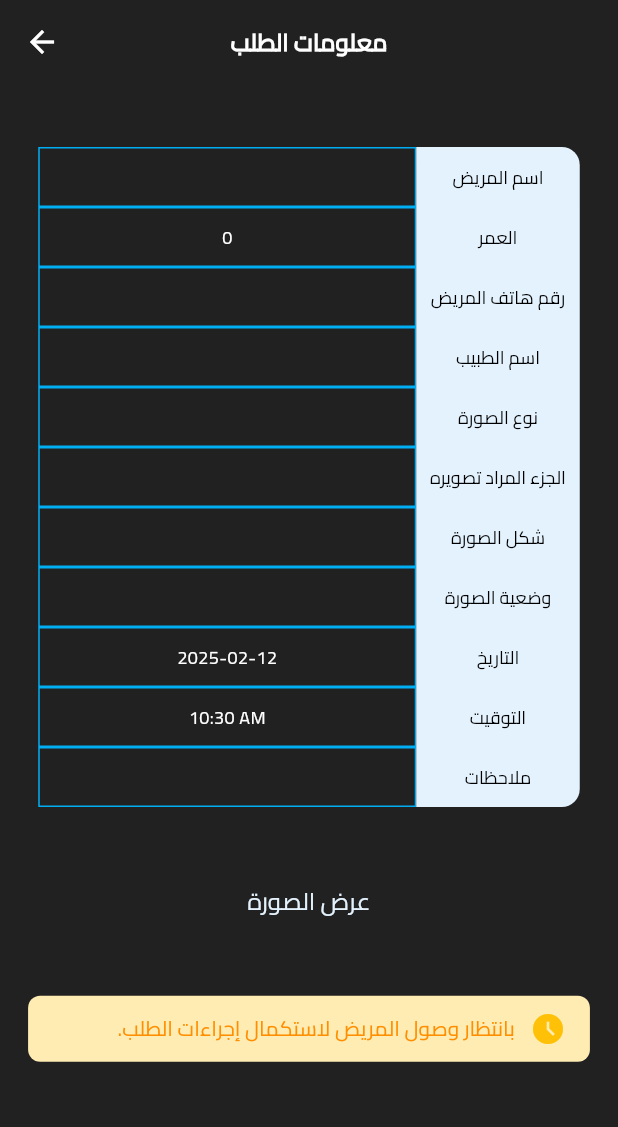
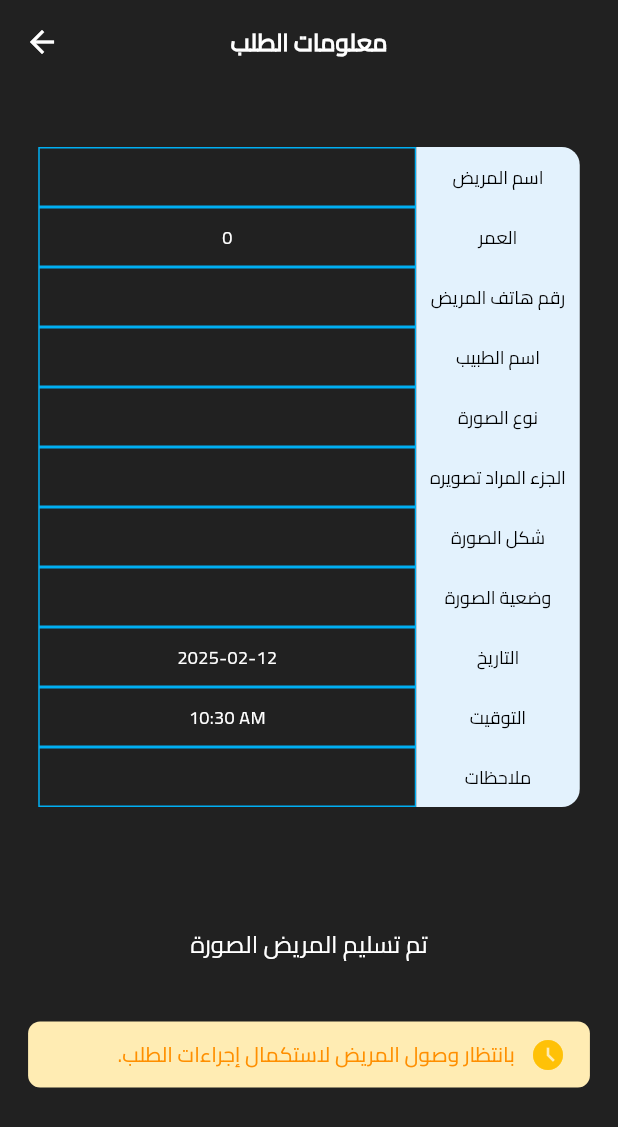
Before and after one commit to samibarsa/DaboulClinic, a Flutter app: the OrderDetails screen opened directly with empty values, on a phone screen of 412 x 824 dp. Shown: the top 1127 px of the screen. Run offline on Flutter 3.47's test engine with Material 3 defaults, Android fonts, the light colour scheme and no system bars; drawn by our look-alikes of auto_size_text; our stand-ins replace bloc, dio, equatable, flutter_bloc, flutter_offline, flutter_screenutil and 10 more; missing offline and left inert: month_year_picker, teeth_selector; accounts and stored records are empty; network calls fail.

Commit message:
view Image done

```diff
--- a/lib/Features/Home/data/remote/remote_data_source.dart
+++ b/lib/Features/Home/data/remote/remote_data_source.dart
@@ -64,11 +64,11 @@ class RemoteDataSource {
     doctor_id,
     patient_id,
     order_price,
+    image_extention,
     isImaged,
     date,
     additional_notes,
     tooth_number,
-    image_url,
     output:order_output(
       id,
       output_type,
--- a/lib/Features/Home/domain/Entites/order.dart
+++ b/lib/Features/Home/domain/Entites/order.dart
@@ -9,14 +9,15 @@ class Order {
   final DateTime date;
   final ExaminationDetail detail;
   final String additionalNotes;
-  final String imageUrl;
+
   final int price;
   final Output output;
   final int? toothNumber;
+  final int? imageExtention;
 
   Order(
-    this.toothNumber, {
-    required this.imageUrl,
+    this.toothNumber,
+    this.imageExtention, {
     required this.output,
     required this.price,
     required this.isImaged,
@@ -31,6 +32,7 @@ class Order {
   factory Order.fromJson(Map<String, dynamic> json) {
     return Order(
       json['tooth_number'],
+      json['image_extention'],
       orderId: json['order_id'],
       isImaged: json['isImaged'],
       doctorId: json['doctor_id'],
@@ -40,7 +42,6 @@ class Order {
       additionalNotes: json['additional_notes'] ?? '',
       price: json['order_price'],
       output: Output.fromJson(json['output']),
-      imageUrl: json['image_url'],
     );
   }
 }
--- a/lib/Features/Home/presentation/view/order_view_detiles.dart
+++ b/lib/Features/Home/presentation/view/order_view_detiles.dart
@@ -1,11 +1,15 @@
+// ignore_for_file: deprecated_member_use
+
 import 'package:doctor_app/Features/Auth/domain/Entities/doctor.dart';
 import 'package:doctor_app/Features/Home/domain/Entites/order.dart';
 import 'package:doctor_app/Features/Home/domain/Entites/patient.dart';
 import 'package:doctor_app/Features/Home/presentation/widgets/order_detail_table.dart';
 import 'package:flutter/material.dart';
+import 'package:flutter/services.dart';
 import 'package:flutter_screenutil/flutter_screenutil.dart';
 // ignore: depend_on_referenced_packages
 import 'package:intl/intl.dart';
+import 'package:url_launcher/url_launcher.dart';
 
 class OrderDetails extends StatefulWidget {
   const OrderDetails({
@@ -72,6 +76,18 @@ class _OrderDetailsState extends State<OrderDetails> {
 
   @override
   Widget build(BuildContext context) {
+    final data = OrderDetailTableData(
+      patientName: patientNameController.text,
+      patientAge: patientAge.toString(),
+      doctorName: doctorName,
+      selectedImageType: selectedImageType,
+      date: date,
+      time: DateFormat('hh:mm a').format(widget.order.date),
+      additionalNotes: additionalNotesController.text,
+      price: widget.order.price,
+      order: widget.order,
+      patient: widget.patient,
+    );
     return Scaffold(
       appBar: AppBar(
         forceMaterialTransparency: true,
@@ -88,16 +104,17 @@ class _OrderDetailsState extends State<OrderDetails> {
             SizedBox(height: 34.h),
             Center(
               child: OrderDetailTable(
-                order: widget.order,
-                patientNameController: patientNameController,
-                doctorName: doctorName,
-                patientAge: patientAge,
-                widget: widget,
-                selectedImageType: selectedImageType,
-                date: date,
-                time: DateFormat('hh:mm a').format(widget.order.date),
-                additionalNotesController: additionalNotesController,
-                price: widget.order.price,
+                data: data,
+                onCopyToClipboard: (text) async {
+                  await Clipboard.setData(ClipboardData(text: text));
+                },
+                onLaunchUrl: (url) async {
+                  if (await canLaunch(url)) {
+                    await launch(url);
+                  } else {
+                    throw 'Could not launch $url';
+                  }
+                },
               ),
             ),
           ],
--- a/lib/Features/Home/presentation/widgets/order_detail_table.dart
+++ b/lib/Features/Home/presentation/widgets/order_detail_table.dart
@@ -1,186 +1,142 @@
-import 'package:doctor_app/Features/Home/presentation/view/order_view_detiles.dart';
+import 'package:doctor_app/Features/Home/domain/Entites/order.dart';
+import 'package:doctor_app/Features/Home/domain/Entites/patient.dart';
+import 'package:doctor_app/Features/Home/presentation/view/image_viewer.dart';
+import 'package:doctor_app/Features/Home/presentation/widgets/table_item.dart';
+import 'package:doctor_app/Features/Home/presentation/widgets/view_image_button.dart';
 import 'package:doctor_app/core/utils/constant.dart';
 import 'package:doctor_app/core/utils/navigator/navigator.dart';
 import 'package:doctor_app/core/utils/widgets/custom_button.dart';
 import 'package:flutter/material.dart';
 import 'package:flutter_screenutil/flutter_screenutil.dart';
-import 'package:doctor_app/Features/Home/domain/Entites/order.dart';
-import 'package:doctor_app/Features/Home/presentation/widgets/table_item.dart';
+import 'package:supabase_flutter/supabase_flutter.dart';
 
 class OrderDetailTable extends StatelessWidget {
+  final OrderDetailTableData data;
+  final Function(String) onCopyToClipboard;
+  final Function(String) onLaunchUrl;
+
   const OrderDetailTable({
-    super.key,
-    required this.patientNameController,
-    required this.doctorName,
-    required this.patientAge,
-    required this.widget,
-    required this.selectedImageType,
-    required this.date,
-    required this.time,
-    required this.additionalNotesController,
-    required this.price,
-    required this.order,
-  });
-
-  final TextEditingController patientNameController;
-  final String doctorName;
-  final int patientAge;
-  final OrderDetails widget;
-  final String? selectedImageType;
-  final String date;
-  final String time;
-  final TextEditingController additionalNotesController;
-  final int price;
-  final Order order;
+    Key? key,
+    required this.data,
+    required this.onCopyToClipboard,
+    required this.onLaunchUrl,
+  }) : super(key: key);
 
   @override
   Widget build(BuildContext context) {
     return SingleChildScrollView(
       scrollDirection: Axis.horizontal,
       child: ConstrainedBox(
-        constraints: BoxConstraints(
-          minWidth: MediaQuery.of(context).size.width,
-        ),
+        constraints:
+            BoxConstraints(minWidth: MediaQuery.of(context).size.width),
         child: Padding(
           padding: EdgeInsets.symmetric(horizontal: 16.w, vertical: 8.h),
           child: Column(
             crossAxisAlignment: CrossAxisAlignment.center,
             children: [
-              if (patientNameController.text != "لا يوجد")
-                TableItem(
-                  title: 'اسم المريض',
-                  value: patientNameController.text,
-                  topradius: 12.r,
-                  buttomradius: 0,
+              _buildTableItems(),
+              SizedBox(height: 40.h),
+              if (data.order.isImaged &&
+                  data.order.imageExtention != 0 &&
+                  data.order.detail.type.typeName != "C.B.C.T")
+                ViewImageButton(
+                  order: data.order,
+                  onCopyToClipboard: onCopyToClipboard,
+                  onLaunchUrl: onLaunchUrl,
                 ),
-              if (patientAge.toString() != "لا يوجد")
-                TableItem(
-                  title: 'العمر',
-                  value: patientAge.toString(),
-                  topradius: 0,
-                  buttomradius: 0,
-                ),
-              if (widget.patient.phoneNumber != null &&
-                  widget.patient.phoneNumber != "لا يوجد")
-                TableItem(
-                  title: 'رقم هاتف المريض',
-                  value: widget.patient.phoneNumber!,
-                  topradius: 0,
-                  buttomradius: 0,
-                ),
-              if (doctorName != "لا يوجد")
-                TableItem(
-                  title: 'اسم الطبيب',
-                  value: doctorName,
-                  topradius: 0,
-                  buttomradius: 0,
-                ),
-              if (widget.order.detail.type.typeName != "لا يوجد")
-                TableItem(
-                  title: 'نوع الصورة',
-                  value: widget.order.detail.type.typeName,
-                  topradius: 0,
-                  buttomradius: 0,
-                ),
-              if (widget.order.detail.option.optionName != "لا يوجد")
-                TableItem(
-                  title: 'الجزء المراد تصويره',
-                  value: widget.order.detail.option.optionName,
-                  topradius: 0,
-                  buttomradius: 0,
-                ),
-              if (widget.order.detail.type.typeName != "C.B.C.T")
-                TableItem(
-                  title: 'شكل الصورة',
-                  value: widget.order.output.outputType,
-                  topradius: 0,
-                  buttomradius: 0,
-                ),
-              if (widget.order.detail.option.optionName ==
-                  "ساحة 5*5 مميزة للبية")
-                TableItem(
-                  title: "رقم السن",
-                  value: widget.order.toothNumber.toString(),
-                  topradius: 0,
-                  buttomradius: 0,
-                ),
-              if (selectedImageType != 'بانوراما' &&
-                  widget.order.detail.mode?.modeName != null &&
-                  widget.order.detail.mode!.modeName != "لا يوجد")
-                TableItem(
-                  title: 'وضعية الصورة',
-                  value: widget.order.detail.mode!.modeName,
-                  topradius: 0,
-                  buttomradius: 0,
-                ),
-              if (date != "لا يوجد")
-                TableItem(
-                  title: 'التاريخ',
-                  value: date,
-                  topradius: 0,
-                  buttomradius: 0,
-                ),
-              if (time != "لا يوجد")
-                TableItem(
-                  title: 'التوقيت',
-                  value: time,
-                  topradius: 0,
-                  buttomradius: 0,
-                ),
-              if (price != 0)
-                TableItem(
-                  title: 'الفاتورة',
-                  value: "$price ل.س",
-                  topradius: 0,
-                  buttomradius: 0,
-                ),
-              if (additionalNotesController.text != "لا يوجد")
-                TableItem(
-                  title: 'ملاحظات',
-                  value: additionalNotesController.text,
-                  topradius: 0,
-                  buttomradius: 12.r,
-                ),
+              if (data.order.imageExtention == 0)
+                Text("تم تسليم المريض الصورة"),
               SizedBox(height: 40.h),
-              CustomButton(
-                  title: "عرض الصورة",
-                  color: 0xff,
-                  onTap: () {
-                    MovingNavigation.navTo(context,
-                        page: Scaffold(
-                          appBar: AppBar(
-                            leading: IconButton(
-                                onPressed: () {
-                                  Navigator.pop(context);
-                                },
-                                icon: Icon(Icons.arrow_back)),
-                          ),
-                          body: Center(
-                            child: Image.network(order.imageUrl),
-                          ),
-                        ));
-                  },
-                  titleColor: Color(0xffE3F2FD)),
-              SizedBox(height: 40.h),
-              ShowOrderState(order: order)
+              ShowOrderState(order: data.order),
             ],
           ),
         ),
       ),
     );
   }
+
+  Widget _buildTableItems() {
+    final items = <Widget>[];
+
+    void addTableItem(String title, String value,
+        {double topRadius = 0, double bottomRadius = 0}) {
+      items.add(
+        TableItem(
+          title: title,
+          value: value,
+          topradius: topRadius,
+          buttomradius: bottomRadius,
+        ),
+      );
+    }
+
+    if (data.patientName != "لا يوجد") {
+      addTableItem('اسم المريض', data.patientName, topRadius: 12.r);
+    }
+    if (data.patientAge != "لا يوجد") {
+      addTableItem('العمر', data.patientAge);
+    }
+    if (data.patient.phoneNumber != null &&
+        data.patient.phoneNumber != "لا يوجد") {
+      addTableItem('رقم هاتف المريض', data.patient.phoneNumber!);
+    }
+    if (data.doctorName != "لا يوجد") {
+      addTableItem('اسم الطبيب', data.doctorName);
+    }
+    if (data.order.detail.type.typeName != "لا يوجد") {
+      addTableItem('نوع الصورة', data.order.detail.type.typeName);
+    }
+    if (data.order.detail.option.optionName != "لا يوجد") {
+      addTableItem('الجزء المراد تصويره', data.order.detail.option.optionName);
+    }
+    if (data.order.detail.type.typeName != "C.B.C.T") {
+      addTableItem('شكل الصورة', data.order.output.outputType);
+    }
+    if (data.order.detail.option.optionName == "ساحة 5*5 مميزة للبية") {
+      addTableItem('رقم السن', data.order.toothNumber.toString());
+    }
+    if (data.selectedImageType != 'بانوراما' &&
+        data.order.detail.mode?.modeName != null &&
+        data.order.detail.mode!.modeName != "لا يوجد") {
+      addTableItem('وضعية الصورة', data.order.detail.mode!.modeName);
+    }
+    if (data.date != "لا يوجد") {
+      addTableItem('التاريخ', data.date);
+    }
+    if (data.time != "لا يوجد") {
+      addTableItem('التوقيت', data.time);
+    }
+    if (data.price != 0) {
+      addTableItem('الفاتورة', "${data.price} ل.س");
+    }
+    if (data.additionalNotes != "لا يوجد") {
+      addTableItem('ملاحظات', data.additionalNotes, bottomRadius: 12.r);
+    }
+
+    items.add(SizedBox(height: 40.h));
+
+    return Column(children: items);
+  }
 }
 
 class ShowOrderState extends StatelessWidget {
-  const ShowOrderState({
-    super.key,
-    required this.order,
-  });
+  final Order order;
 
-  final Order order;
+  const ShowOrderState({Key? key, required this.order}) : super(key: key);
 
   @override
   Widget build(BuildContext context) {
+    final isCompleted = order.isImaged;
+    final backgroundColor =
+        isCompleted ? Color(0xffE3F2FD) : Colors.amber.shade100;
+    final icon = isCompleted ? Icons.check_circle : Icons.access_time_filled;
+    final iconColor = isCompleted ? Color(AppColor.primaryColor) : Colors.amber;
+    final text = isCompleted
+        ? 'تم إتمام عملية التصوير بنجاح.'
+        : 'بانتظار وصول المريض لاستكمال إجراءات الطلب.';
+    final textColor =
+        isCompleted ? Color(AppColor.primaryColor) : Colors.amber.shade800;
+
     return Center(
       child: Directionality(
         textDirection: TextDirection.rtl,
@@ -188,30 +144,20 @@ class ShowOrderState extends StatelessWidget {
           width: MediaQuery.of(context).size.width / 1.1,
           padding: EdgeInsets.symmetric(horizontal: 16.w, vertical: 10.h),
           decoration: BoxDecoration(
-            color: order.isImaged ? Color(0xffE3F2FD) : Colors.amber.shade100,
+            color: backgroundColor,
             borderRadius: BorderRadius.circular(8.r),
           ),
           child: Row(
             crossAxisAlignment: CrossAxisAlignment.center,
             children: [
-              Icon(
-                order.isImaged ? Icons.check_circle : Icons.access_time_filled,
-                color: order.isImaged
-                    ? Color(AppColor.primaryColor)
-                    : Colors.amber,
-                size: 24.w,
-              ),
+              Icon(icon, color: iconColor, size: 24.w),
               SizedBox(width: 10.w),
               Expanded(
                 child: Text(
-                  order.isImaged
-                      ? 'تم إتمام عملية التصوير بنجاح.'
-                      : 'بانتظار وصول المريض لاستكمال إجراءات الطلب.',
+                  text,
                   style: TextStyle(
                     fontSize: 14.sp,
-                    color: order.isImaged
-                        ? Color(AppColor.primaryColor)
-                        : Colors.amber.shade800,
+                    color: textColor,
                     fontWeight: FontWeight.w500,
                   ),
                   overflow: TextOverflow.ellipsis,
@@ -225,3 +171,29 @@ class ShowOrderState extends StatelessWidget {
     );
   }
 }
+
+class OrderDetailTableData {
+  final String patientName;
+  final String patientAge;
+  final String doctorName;
+  final String? selectedImageType;
+  final Patient patient;
+  final String date;
+  final String time;
+  final String additionalNotes;
+  final int price;
+  final Order order;
+
+  OrderDetailTableData({
+    required this.patient,
+    required this.patientName,
+    required this.patientAge,
+    required this.doctorName,
+    required this.selectedImageType,
+    required this.date,
+    required this.time,
+    required this.additionalNotes,
+    required this.price,
+    required this.order,
+  });
+}
--- a/pubspec.yaml
+++ b/pubspec.yaml
@@ -62,6 +62,8 @@ dependencies:
   timeago: ^3.7.0
   url_launcher: ^6.3.1
   auto_size_text:
+  image_downloader: ^0.31.0
+  dio: ^5.8.0+1
 
 dev_dependencies: null
 
```
Also changed, not shown: lib/Features/Home/presentation/view/image_viewer.dart (added, +93 -0 lines), lib/Features/Home/presentation/widgets/image_viewr_body.dart (added, +47 -0 lines), lib/Features/Home/presentation/widgets/view_image_button.dart (added, +106 -0 lines), pubspec.lock.
